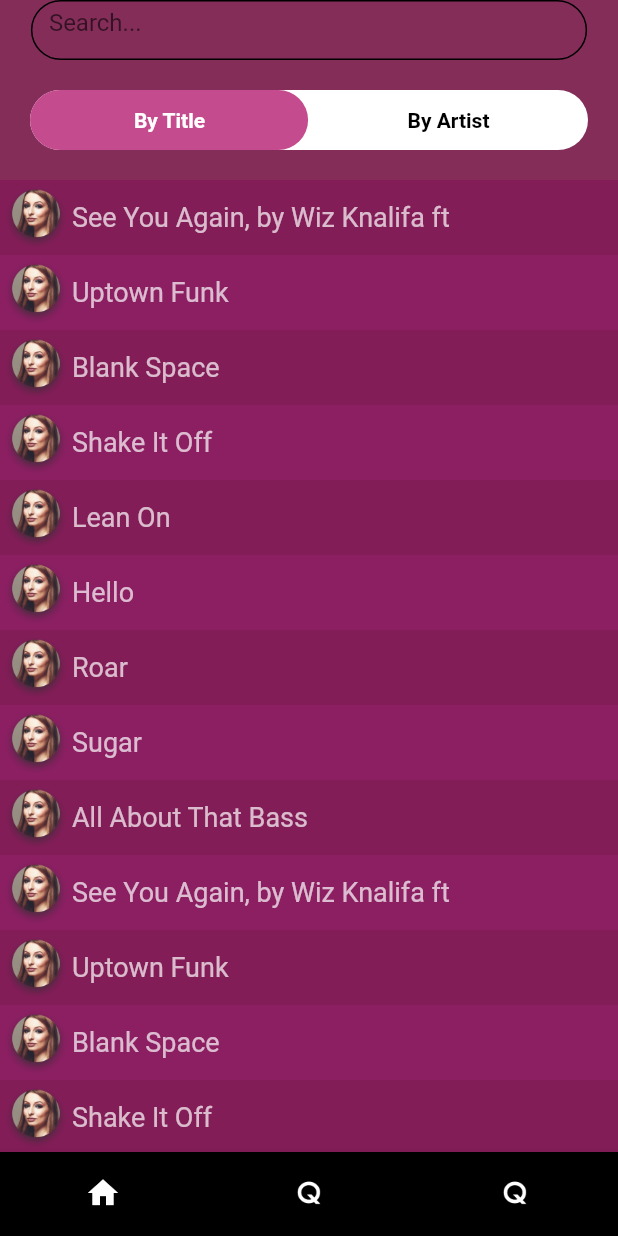
After one commit to MilanVarasada/Confidencial_git, a Flutter app: the TabScreen screen opened by its route, item 3 of the bottom bar chosen, on a phone screen of 412 x 824 dp. The commit adds this screen. Run offline on Flutter 3.47's test engine with Material 2 defaults, Android fonts, the phone set to English and light mode, and no system bars.

Commit message:
Add Search Screen

```diff
--- a/lib/ui/playListScreen.dart
+++ b/lib/ui/playListScreen.dart
@@ -61,6 +61,7 @@ class _PlayListScreenState extends State<PlayListScreen> {
                     ],
                   ));
               //  return Text(litems[index],style: TextStyle(backgroundColor: Colors.red),);
-            }));
+            })
+            );
   }
 }
--- /dev/null
+++ b/lib/ui/searchScreen.dart
@@ -0,0 +1,113 @@
+import '../widgets/cf_search_appbar.dart';
+import 'package:flutter/material.dart';
+import '../widgets/cf_tab_view.dart';
+
+class SearchScreen extends StatelessWidget {
+  onSwitchValueChanged() {
+    print('change');
+  }
+
+  @override
+  Widget build(BuildContext context) {
+    List<String> litems = [
+      "See You Again, by Wiz Knalifa ft",
+      "Uptown Funk",
+      "Blank Space",
+      "Shake It Off",
+      "Lean On",
+      "Hello",
+      "Roar",
+      "Sugar",
+      "All About That Bass",
+      "See You Again, by Wiz Knalifa ft",
+      "Uptown Funk",
+      "Blank Space",
+      "Shake It Off",
+      "Lean On",
+      "Hello",
+      "Roar",
+      "Sugar",
+      "All About That Bass"
+    ];
+
+    return Scaffold(
+      // appBar: AppBar(
+      //   title:TextBox(),
+      //   leading: IconButton(
+      //     icon: Icon(Icons.search),
+      //     onPressed: (){},
+      //   ),
+      // ),
+      body: Column(
+        mainAxisAlignment: MainAxisAlignment.center,
+        children: <Widget>[
+          TextBox(),
+          Container(
+            height: 80,
+            color: Color.fromRGBO(131, 45, 88, 1),
+            child: CFTabView(
+              firstOptionTitle: 'By Title',
+              secondOptionTitle: 'By Artist',
+              isHome: false,
+              firstOptionAction: onSwitchValueChanged,
+              secondOptionAction: onSwitchValueChanged,
+            ),
+          ),
+          Flexible(
+            child: ListView.builder(
+                padding: EdgeInsets.all(0),
+                itemCount: litems.length,
+                itemBuilder: (BuildContext ctxt, int index) {
+                  return Container(
+                      height: 50.0,
+                      color: index % 2 == 0
+                          ? Color.fromRGBO(131, 29, 88, 1)
+                          : Color.fromRGBO(139, 31, 98, 1),
+                      child: Row(
+                        children: <Widget>[
+                          Container(
+                              width: 48.0,
+                              height: 48.0,
+                              decoration: new BoxDecoration(
+                                  shape: BoxShape.circle,
+                                  image: new DecorationImage(
+                                      fit: BoxFit.fill,
+                                      image: AssetImage(
+                                          'assets/images/playlistImage.png')))),
+                          Text(
+                            litems[index],
+                            style:
+                                TextStyle(fontSize: 18, color: Colors.white70),
+                          ),
+                        ],
+                      ));
+                  //  return Text(litems[index],style: TextStyle(backgroundColor: Colors.red),);
+                }),
+          ),
+        ],
+      ),
+    );
+  }
+}
+
+class TextBox extends StatelessWidget {
+  @override
+  Widget build(BuildContext context) {
+    return Container(
+      padding: EdgeInsets.only(top: MediaQuery.of(context).padding.top),
+      alignment: Alignment.center,
+      color: Color.fromRGBO(131, 45, 88, 1),
+      child: Container(
+        width: MediaQuery.of(context).size.width * 0.9,
+        height: 40,
+        color: Colors.transparent,
+        child: TextField(
+          decoration: InputDecoration(
+              enabledBorder: OutlineInputBorder(borderRadius: BorderRadius.circular(20.0)),
+              focusedBorder: OutlineInputBorder(borderRadius: BorderRadius.circular(20.0)),
+              hintText: 'Search...'),
+        ),
+      ),
+    );
+  }
+}
--- a/lib/ui/tab_screen.dart
+++ b/lib/ui/tab_screen.dart
@@ -1,3 +1,5 @@
+import '../ui/searchScreen.dart';
+
 import '../homeScreen.dart';
 import '../ui/playListScreen.dart';
 import 'package:flutter/material.dart';
@@ -9,10 +11,7 @@ class TabScreen extends StatefulWidget {
 }
 
 class _TabScreenState extends State<TabScreen> {
-  List<Widget> _pages = [
-    HomeScreen(),
-    PlayListScreen(),
-  ];
+  List<Widget> _pages = [HomeScreen(), PlayListScreen(), SearchScreen()];
 
   int _selectedPageIndex = 1;
 
@@ -35,9 +34,13 @@ class _TabScreenState extends State<TabScreen> {
         unselectedItemColor: Colors.white,
         currentIndex: _selectedPageIndex,
         items: [
+          BottomNavigationBarItem(icon: Icon(Icons.home), title: Text('')),
           BottomNavigationBarItem(
-              icon: Icon(Icons.home), title: Text('')),
-          BottomNavigationBarItem(icon: ImageIcon(AssetImage('assets/images/q.png')), title: Text(''))
+              icon: ImageIcon(AssetImage('assets/images/q.png')),
+              title: Text('')),
+          BottomNavigationBarItem(
+              icon: ImageIcon(AssetImage('assets/images/q.png')),
+              title: Text(''))
         ],
       ),
     );
--- /dev/null
+++ b/lib/widgets/cf_tab_view.dart
@@ -0,0 +1,124 @@
+import 'package:flutter/material.dart';
+
+class CFTabView extends StatefulWidget {
+  final String firstOptionTitle;
+  final String secondOptionTitle;
+  final Function firstOptionAction;
+  final Function secondOptionAction;
+  final bool isHome;
+  CFTabView({
+    @required this.firstOptionTitle,
+    @required this.secondOptionTitle,
+    @required this.firstOptionAction,
+    @required this.secondOptionAction,
+    @required this.isHome,
+  });
+  @override
+  _CFTabViewState createState() => _CFTabViewState();
+}
+
+class _CFTabViewState extends State<CFTabView> {
+  Alignment _alignment = Alignment.topLeft;
+  bool _firstOptionSelected = true;
+
+  @override
+  void initState() {
+    super.initState();
+    // if (widget.isHome) {
+    //   if (Provider.of<HomeProvider>(context, listen: false)
+    //       .isRestaurantListing) {
+    //     _alignment = Alignment.topLeft;
+    //   } else {
+    //     _alignment = Alignment.topRight;
+    //     _firstOptionSelected = false;
+    //   }
+    // }
+  }
+
+  @override
+  Widget build(BuildContext context) {
+    // getScreenSize(context);
+    return Padding(
+      padding: const EdgeInsets.all(20.0),
+      child: Container(
+        height: MediaQuery.of(context).size.width * 0.1,
+        decoration: BoxDecoration(
+          // color: ColorUtils.tabViewBgColor,
+          color: Colors.white,
+          borderRadius: BorderRadius.circular((MediaQuery.of(context).size.width * 0.1) / 2),
+        ),
+        child: Stack(
+          children: <Widget>[
+            _getAnimatedSwitcher(),
+            Row(
+              children: <Widget>[
+                _getTabViewOptions(
+                    option: widget.firstOptionTitle,
+                    onTap: () {
+                      setState(() {
+                        _alignment = Alignment.topLeft;
+                        _firstOptionSelected = true;
+                        widget.firstOptionAction();
+                      });
+                    },
+                    isSelected: _firstOptionSelected),
+                _getTabViewOptions(
+                  option: widget.secondOptionTitle,
+                  onTap: () {
+                    setState(() {
+                      _alignment = Alignment.topRight;
+                      _firstOptionSelected = false;
+                      widget.secondOptionAction();
+                    });
+                  },
+                  isSelected: !_firstOptionSelected,
+                ),
+              ],
+            ),
+          ],
+        ),
+      ),
+    );
+  }
+
+  Widget _getAnimatedSwitcher() => AnimatedContainer(
+        curve: Curves.easeInOut,
+        duration: Duration(milliseconds: 200),
+        alignment: _alignment,
+        child: Container(
+          width: (MediaQuery.of(context).size.width * 0.9) / 2,
+          decoration: BoxDecoration(
+            borderRadius: BorderRadius.all(
+              Radius.circular(40.0),
+            ),
+            color: Color.fromRGBO(195, 75, 142, 1),
+          ),
+        ),
+      );
+
+  _getTabViewOptions({String option, Function onTap, bool isSelected}) =>
+      Expanded(
+        flex: 1,
+        child: InkWell(
+          splashColor: Colors.transparent,
+          highlightColor: Colors.transparent,
+          onTap: () {
+            onTap();
+          },
+          child: Container(
+            child: Center(
+              child: Text(
+                option,
+                style: TextStyle(
+                  fontSize: 14,
+                  color:
+                      // isSelected ? Colors.white : Colors.appbarcolor,
+                       isSelected ? Colors.white : Colors.black,
+                  fontWeight: FontWeight.w700,
+                ),
+              ),
+            ),
+          ),
+        ),
+      );
+}
```
Also changed, not shown: lib/widgets/cf_search_appbar.dart (added), 1 other file.
